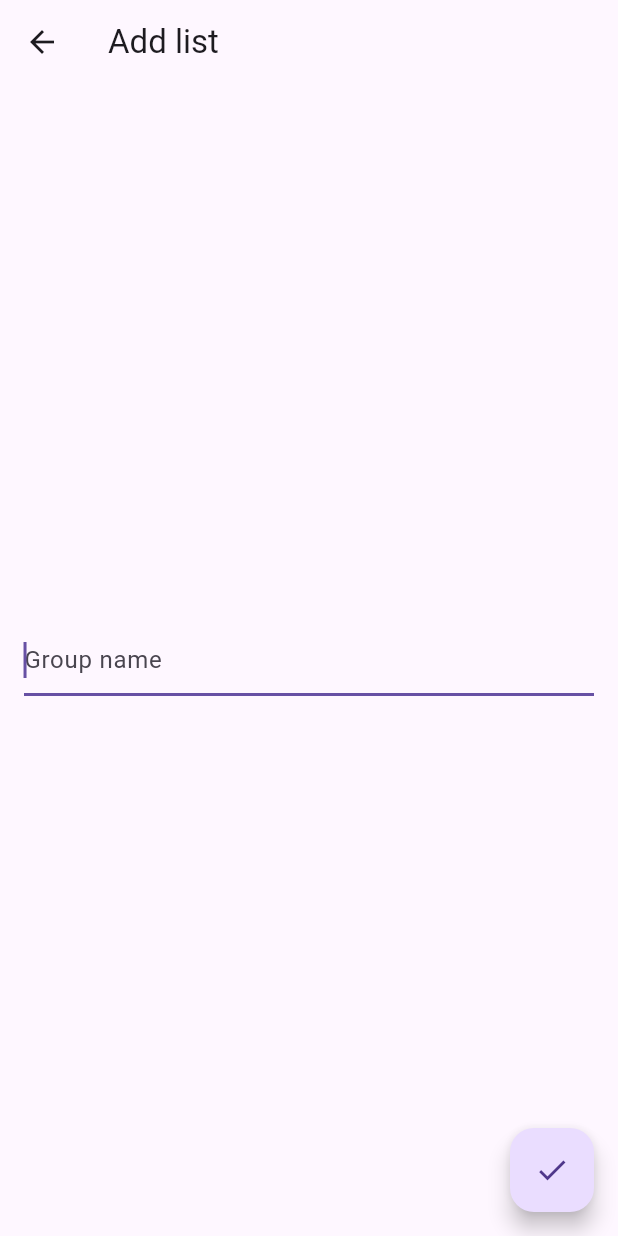
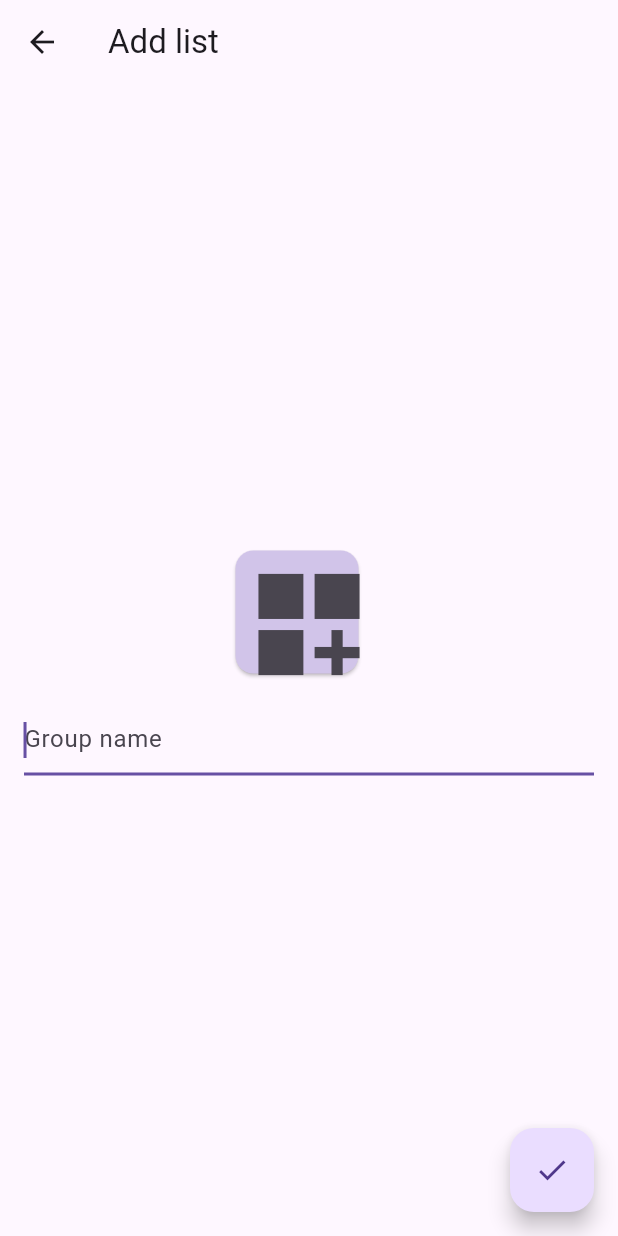
Before and after one commit to alexsedy/todo_app, a Flutter app: the _GroupFormBodyWidget screen opened directly, on a phone screen of 412 x 824 dp. Run offline on Flutter 3.47's test engine with Material 3 defaults, Android fonts, the phone set to English and light mode, and no system bars; our stand-ins replace flutter_slidable, hive, hive_flutter; accounts and stored records are empty.

Commit message:
ui update

```diff
--- a/lib/main.dart
+++ b/lib/main.dart
@@ -18,6 +18,7 @@ class MyApp extends StatelessWidget {
 
     return MaterialApp(
       title: "To Do App",
+      // home: Scaffold(body: TestGrid()),
       routes: mainNavigation.routes,
       initialRoute: MainNavigationRoutsName.groups,
       onGenerateRoute: mainNavigation.onGenerateRoute,
--- a/lib/ui/widget_ui/group/group_form/group_form_widget.dart
+++ b/lib/ui/widget_ui/group/group_form/group_form_widget.dart
@@ -1,3 +1,5 @@
+import 'dart:math';
+
 import 'package:flutter/material.dart';
 import 'package:todo_app/ui/widget_ui/group/group_form/group_form_widget_model.dart';
 
@@ -33,11 +35,12 @@ class _GroupFormBodyWidget extends StatelessWidget {
         onPressed: () => GroupFormWidgetModelProvider.read(context)?.model.saveGroup(context),
         child: Icon(Icons.done),
       ),
-      body: const Center(
-        child: Padding(
-          padding: EdgeInsets.symmetric(horizontal: 16),
-          child: _GroupNameWidget(),
-        ),
+      body: Column(
+        mainAxisAlignment: MainAxisAlignment.center,
+        children: [
+          _GroupIconWidget(),
+          _GroupNameWidget(),
+        ],
       ),
     );
   }
@@ -50,7 +53,9 @@ class _GroupNameWidget extends StatelessWidget {
   Widget build(BuildContext context) {
     final _model = GroupFormWidgetModelProvider.read(context)?.model;
 
-    return TextField(
+    return Padding(
+      padding: const EdgeInsets.symmetric(horizontal: 16),
+      child: TextField(
         autofocus: true,
         textInputAction: TextInputAction.done,
         decoration: const InputDecoration(
@@ -58,6 +63,60 @@ class _GroupNameWidget extends StatelessWidget {
         ),
         onChanged: (value) => _model?.groupName = value,
         onEditingComplete: () => _model?.saveGroup(context),
+      ),
     );
   }
 }
+
+class _GroupIconWidget extends StatelessWidget {
+  const _GroupIconWidget({super.key});
+
+  @override
+  Widget build(BuildContext context) {
+    return Container(
+      decoration: BoxDecoration(
+        //border: Border.all(width: 2),
+        //borderRadius: BorderRadius.circular(16),
+      ),
+      child: PopupMenuButton<IconData>(
+        onSelected: (icon) {
+          // Обработчик выбора иконки
+        },
+        child: Stack(
+          children: [
+            Container(
+                width: 90,
+                height: 90,
+                child: Card(color: Colors.deepPurple.shade100)),
+            IconButton(onPressed: () {  }, icon: Icon(Icons.dashboard_customize_sharp), iconSize: 90),
+
+          ],
+        ),
+        //icon: Icon(Icons.touch_app, size: 50),
+        itemBuilder: (BuildContext context) {
+          return IconList.iconList.map((icon) {
+            return PopupMenuItem<IconData>(
+              value: icon,
+              child: Icon(icon),
+            );
+          }).toList();
+        },
+      ),
+    );
+  }
+}
+
+class IconList {
+  static const List<IconData> iconList = [
+    Icons.star,
+    Icons.favorite,
+    Icons.home,
+    Icons.work,
+    Icons.shopping_cart,
+    Icons.access_alarm,
+    Icons.attach_file,
+    Icons.build,
+    Icons.camera,
+    Icons.directions_run,
+  ];
+}
--- a/lib/ui/widget_ui/task/tasks/tasks_widget.dart
+++ b/lib/ui/widget_ui/task/tasks/tasks_widget.dart
@@ -35,8 +35,8 @@ class TasksWidgetBody extends StatelessWidget {
 
   @override
   Widget build(BuildContext context) {
-    final groupModel = TasksWidgetModelProvider.watch(context)?.model;
-    final title = groupModel?.configuration.title ?? "Tasks";
+    final taskModel = TasksWidgetModelProvider.watch(context)?.model;
+    final title = taskModel?.configuration.title ?? "Tasks";
 
     return Scaffold(
       appBar: AppBar(title: Text(title)),
@@ -46,7 +46,7 @@ class TasksWidgetBody extends StatelessWidget {
           showModalBottomSheet<void>(
             context: context,
             builder: (BuildContext context) {
-              return TaskFormWidget(groupKey: groupModel?.configuration.groupKey ?? 0);
+              return TaskFormWidget(groupKey: taskModel?.configuration.groupKey ?? 0);
             },
           );
         },
```
Also changed, not shown: lib/ui/widget_ui/group/groups/groups_widget.dart (+63 -5 lines), lib/ui/widget_ui/group/groups/groups_widget_model.dart (+8 -0 lines), lib/ui/widget_ui/group/group_form/group_form_widget_model.dart (line endings or trailing spaces). Lines whose indentation alone changed are shown as unchanged.
